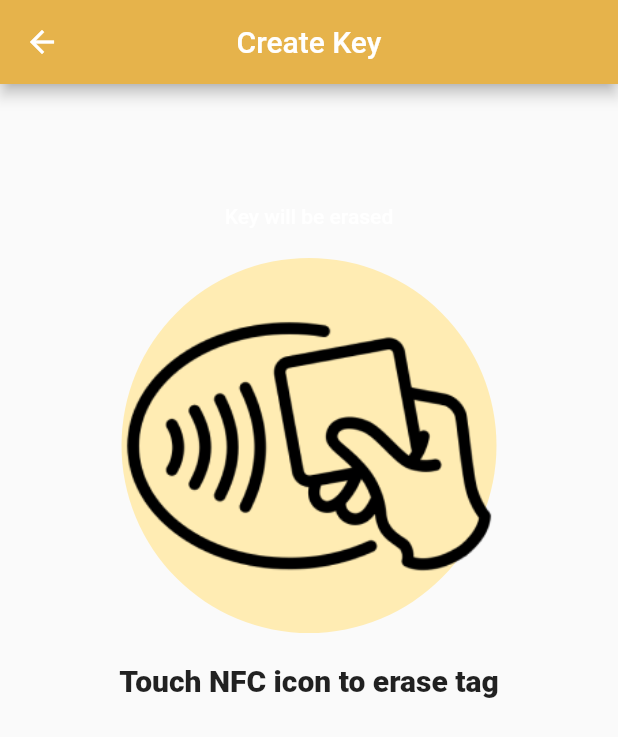
After one commit to Gaetan-CRISTINA/Hostellerie-NFC, a Flutter app: the screen it shows after launch, after a tap on "Effacer clé", on a phone screen of 412 x 824 dp. The commit adds this screen. Shown: the top 737 px of the screen. Run offline on Flutter 3.47's test engine with Material 2 defaults, Android fonts, the phone set to English and light mode, and no system bars; our stand-ins replace shared_preferences; missing offline and left inert: nfc_manager, qr_code_scanner; network calls fail.

Commit message:
key eraser ok

```diff
--- /dev/null
+++ b/lib/Views/key_erase.dart
@@ -0,0 +1,132 @@
+// ignore_for_file: prefer_const_constructors_in_immutables, unused_local_variable, unused_field, avoid_print, prefer_final_fields, use_build_context_synchronously, curly_braces_in_flow_control_structures, prefer_const_constructors
+
+import 'package:flutter/material.dart';
+import 'package:hostellerie/Views/erase_key_success.dart';
+import '/nfc_helpers/nfc_wrapper_view.dart';
+import 'package:nfc_manager/nfc_manager.dart';
+
+class NfcEraseData extends StatefulWidget {
+  NfcEraseData({Key? key}) : super(key: key);
+
+  @override
+  State<NfcEraseData> createState() => _NfcEraseData();
+}
+
+class _NfcEraseData extends State<NfcEraseData> {
+  bool _isScanning = false;
+  bool? _writeSuccess;
+  bool? _validationSuccess = false;
+
+  String _dataToWrite = "";
+
+  late Future<String> _generatedKey;
+  Future<bool?> _linkKeyToReservation = Future.value(false);
+
+  @override
+  initState() {
+    super.initState();
+  }
+
+  @override
+  Widget build(BuildContext context) {
+    return Scaffold(
+        appBar: AppBar(
+          centerTitle: true,
+          title: const Text(
+            'Create Key',
+          ),
+          backgroundColor: Color(0xFFe6b34b),
+        ),
+        body: ListView(
+          children: [
+            const SizedBox(height: 40),
+            GestureDetector(
+              onTap: () => {
+                setState(() {
+                  _isScanning = true;
+                  writeData(_dataToWrite);
+                })
+              },
+              child: Padding(
+                padding: const EdgeInsets.symmetric(horizontal: 18.0),
+                child: Container(
+                  decoration:
+                      BoxDecoration(borderRadius: BorderRadius.circular(10)),
+                  child: Padding(
+                    padding: const EdgeInsets.fromLTRB(20, 40, 20, 40),
+                    child: Column(
+                      children: [
+                        Text("Key will be erased",
+                            style: TextStyle(
+                                color: Colors.white,
+                                fontSize: 14,
+                                fontWeight: FontWeight.w500),
+                            textAlign: TextAlign.center),
+                        const SizedBox(height: 20),
+                        NFCWrapperView(isScanning: _isScanning),
+                        const SizedBox(height: 20),
+                        Text("Touch NFC icon to erase tag",
+                            style: TextStyle(
+                                color: Colors.orangeAccent[800],
+                                fontSize: 20,
+                                fontWeight: FontWeight.w900),
+                            textAlign: TextAlign.center)
+                      ],
+                    ),
+                  ),
+                ),
+              ),
+            ),
+            const SizedBox(height: 20),
+          ],
+        ));
+  }
+
+  Future<NfcTag?> scannedTag = Future.value(null);
+
+  //Démarre la session d'écriture NFC
+  void writeData(String keyCode) async {
+    NfcManager.instance.startSession(onError: (error) async {
+      print(error.details);
+      print(error.message);
+    }, onDiscovered: (NfcTag tag) async {
+      var ndef = Ndef.from(tag);
+      if (ndef == null || !ndef.isWritable) {
+        print('Tag is not writable');
+        _isScanning = false;
+        _writeSuccess = false;
+        NfcManager.instance.stopSession();
+        return;
+      }
+
+      NdefMessage message = NdefMessage(
+        [NdefRecord.createText(keyCode)],
+      );
+
+      try {
+        await ndef.write(message);
+        print("successfuly write");
+        NfcManager.instance.stopSession();
+        setState(() {
+          _writeSuccess = true;
+          _isScanning = false;
+        });
+        if (_writeSuccess == true)
+          Navigator.push(
+            context,
+            MaterialPageRoute(
+              builder: (context) => const ConfirmErasedKey(),
+            ),
+          );
+      } catch (e) {
+        NfcManager.instance.stopSession(errorMessage: e.toString());
+        setState(() {
+          _writeSuccess = false;
+          _isScanning = false;
+        });
+        print("error");
+        return;
+      }
+    });
+  }
+}
--- a/lib/Views/menu.dart
+++ b/lib/Views/menu.dart
@@ -3,6 +3,7 @@
 import 'package:flutter/material.dart';
 import 'package:hostellerie/Views/checkin1.dart';
 import 'package:hostellerie/Views/create_key1.dart';
+import 'package:hostellerie/Views/key_erase.dart';
 import 'package:hostellerie/Views/read_key1.dart';
 import '../Components/primaryButton.dart';
 
@@ -72,6 +73,21 @@ class Menu extends StatelessWidget {
               },
               size: 1,
             ),
+            SizedBox(
+              height: 30,
+            ),
+            PrimaryButton(
+              textButton: 'Effacer clé',
+              action: () {
+                Navigator.push(
+                  context,
+                  MaterialPageRoute(
+                    builder: (context) => NfcEraseData(),
+                  ),
+                );
+              },
+              size: 1,
+            ),
           ],
         ),
       ),
```
Also changed, not shown: lib/Views/erase_key_success.dart (added, +68 -0 lines).
